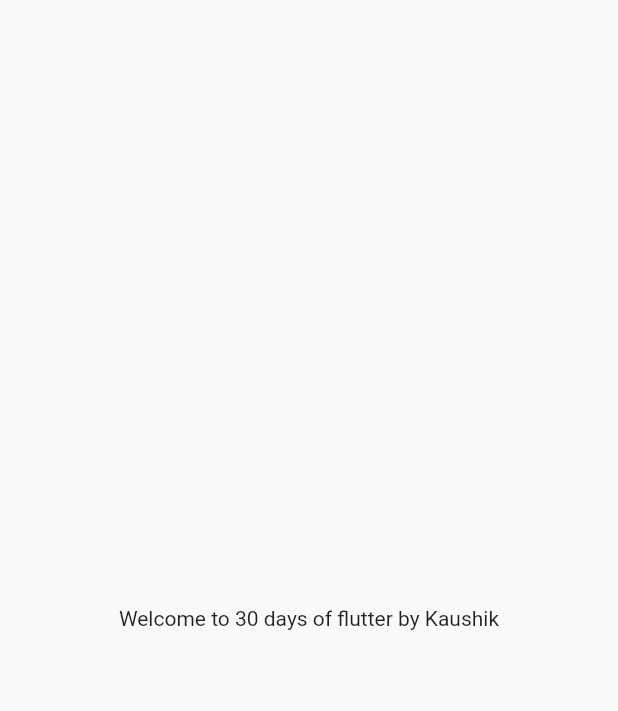
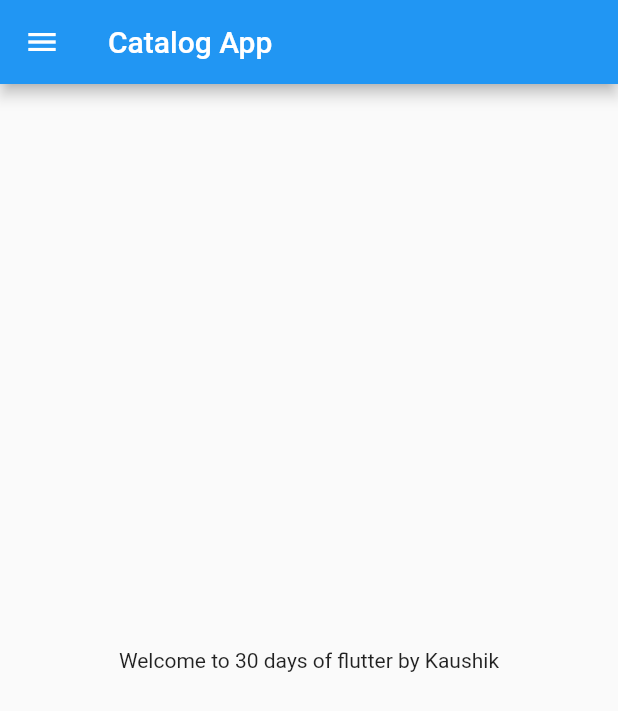
Before and after one commit to kaushik-762/Catalog-App, a Flutter app: the screen it shows after launch, on a phone screen of 412 x 824 dp. Shown: the top 711 px of the screen. Run offline on Flutter 3.47's test engine with Material 2 defaults, Android fonts, the phone set to English and light mode, and no system bars.

Commit message:
Day3 Completed

```diff
--- a/lib/home_page.dart
+++ b/lib/home_page.dart
@@ -9,12 +9,22 @@ class HomePage extends StatelessWidget {
 
   @override
   Widget build(BuildContext context) {
-    return Material(
-        child: Center(
+    //Scaffold-Entire Structure of Homepage.
+    return Scaffold(
+        appBar: AppBar(
+          title: Text("Catalog App"),
+        ), //Header
+
+        //BODY
+        body: Center(
           child: Container(
             child: Text("Welcome to $days days of flutter by $name"),
           ),
         ),
+
+
+        drawer: Drawer(), //Footer
+
       );
 
 
```
